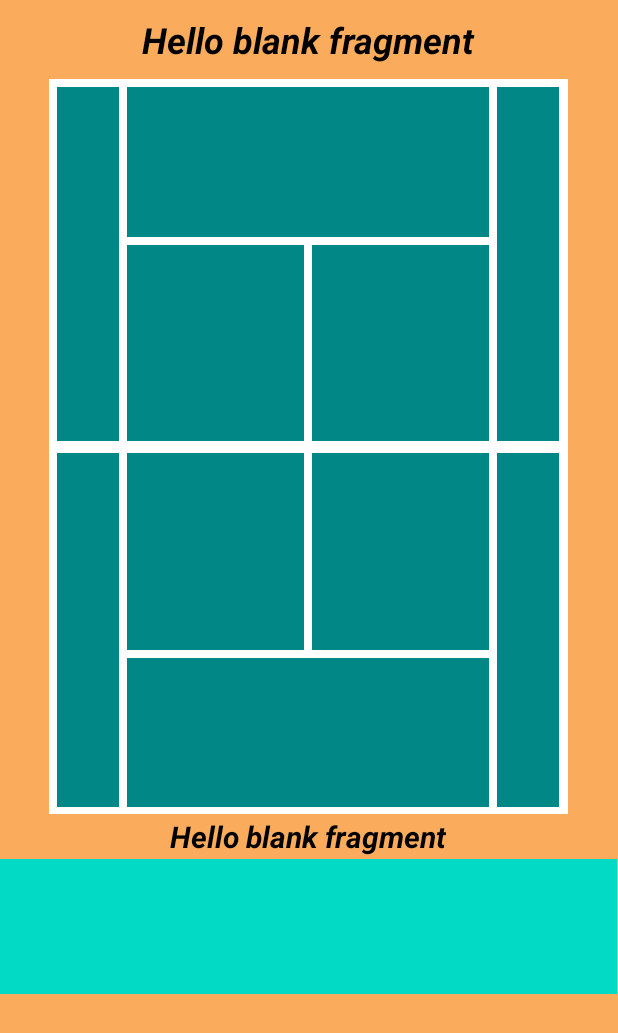
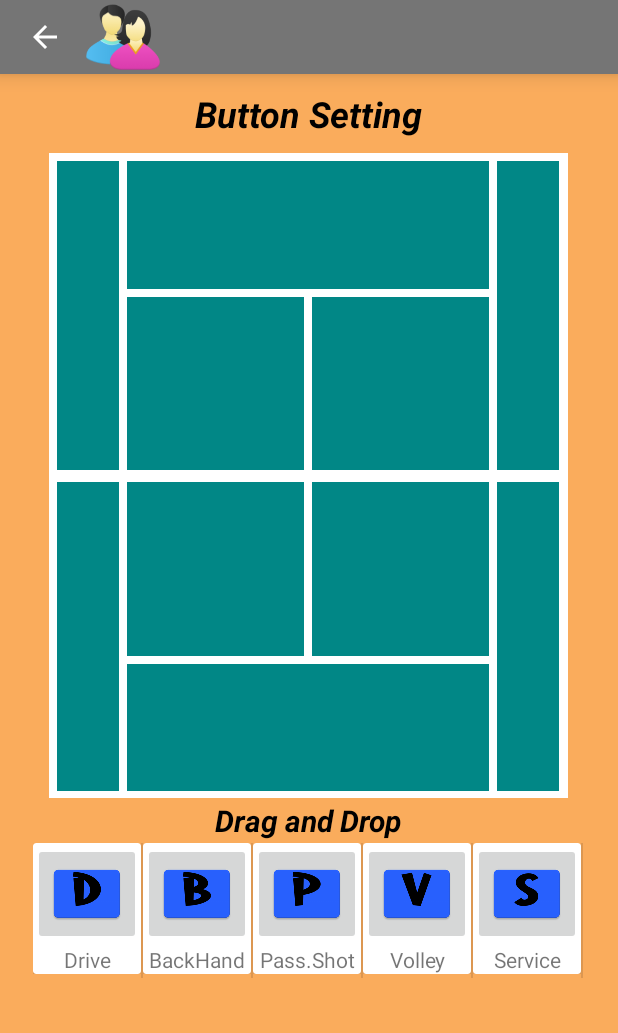
Before and after one commit to romisafuga/TennisBoard, an Android app: the screen it shows after launch (MainActivity), after a tap on "Settings", on a phone screen of 412 x 824 dp. Shown: the top 1033 px of the screen. Run offline under Robolectric (Android 15) with nearby library versions, the light colour scheme and no system bars.

Commit message:
se dejo funcionando el movimiento de botones de ajuste para cambiarlos de lugar

```diff
--- a/app/build.gradle
+++ b/app/build.gradle
@@ -47,4 +47,7 @@ dependencies {
     testImplementation 'junit:junit:4.+'
     androidTestImplementation 'androidx.test.ext:junit:1.1.2'
     androidTestImplementation 'androidx.test.espresso:espresso-core:3.3.0'
+
+    // Material
+    implementation 'com.google.android.material:material:1.2.0'
 }
--- /dev/null
+++ b/app/src/main/java/com/fumagalapps/tennisboard/Helper/IItemTouchHelperAdaptador.kt
@@ -0,0 +1,6 @@
+package com.fumagalapps.tennisboard.Helper
+
+interface IItemTouchHelperAdaptador {
+    fun onItemMove(dePosicion: Int, aPosicion:Int):Boolean
+    fun onItemDismiss(posicion:Int)
+}
--- /dev/null
+++ b/app/src/main/java/com/fumagalapps/tennisboard/Helper/IItemTouchHelperVistaHolder.kt
@@ -0,0 +1,6 @@
+package com.fumagalapps.tennisboard.Helper
+
+interface IItemTouchHelperVistaHolder {
+    fun onItemSeleccionado()
+    fun onItemLimpiar()
+}
--- /dev/null
+++ b/app/src/main/java/com/fumagalapps/tennisboard/Helper/OnEmpezarDragListener.kt
@@ -0,0 +1,7 @@
+package com.fumagalapps.tennisboard.Helper
+
+import androidx.recyclerview.widget.RecyclerView
+
+interface OnEmpezarDragListener {
+    fun onEmpezarDrag(viewHolder: RecyclerView.ViewHolder?)
+}
--- a/app/src/main/java/com/fumagalapps/tennisboard/adapter/DragAdaptadorGolpes.kt
+++ b/app/src/main/java/com/fumagalapps/tennisboard/adapter/DragAdaptadorGolpes.kt
@@ -1,37 +1,84 @@
 package com.fumagalapps.tennisboard.adapter
 
+import android.annotation.SuppressLint
 import android.content.Context
+import android.net.Uri
+import android.view.LayoutInflater
 import android.view.View
 import android.view.ViewGroup
 import android.widget.ImageButton
 import android.widget.TextView
+import androidx.cardview.widget.CardView
+import androidx.core.view.DragStartHelper
+import androidx.recyclerview.widget.ItemTouchHelper
 import androidx.recyclerview.widget.RecyclerView
+import com.fumagalapps.tennisboard.Helper.IItemTouchHelperAdaptador
+import com.fumagalapps.tennisboard.Helper.OnEmpezarDragListener
 import com.fumagalapps.tennisboard.R
+import com.fumagalapps.tennisboard.interfaces.IComunicaFragmentos
 import com.fumagalapps.tennisboard.model.TipoGolpes
-import kotlinx.android.synthetic.main.lista_golpes.view.*
+import kotlinx.android.synthetic.main.fragment_ajuste_botones.view.*
+import kotlinx.android.synthetic.main.item_lista_golpes.view.*
+import java.util.*
+
 
 class DragAdaptadorGolpes(
     private val context: Context,
-    private val datos: List<TipoGolpes>
-) : RecyclerView.Adapter<DragAdaptadorGolpes.ItemViewHolder>() {
+    private var datos: MutableList<TipoGolpes>,
+    private var listener: OnEmpezarDragListener
+) : RecyclerView.Adapter<DragAdaptadorGolpes.ItemViewHolder>(), IItemTouchHelperAdaptador {
 
-    class ItemViewHolder(private val view:View):RecyclerView.ViewHolder(view){
-        val imagboton: ImageButton = view.findViewById(R.id.imb_Letra)
-        val textGolpe : TextView = view.findViewById(R.id.txv_TipoGolpe)
-        val textclave : TextView = view.findViewById(R.id.txv_ClaveGolpe)
+    private lateinit var comunicador: IComunicaFragmentos
+
+    class ItemViewHolder(private val itemview: View) : RecyclerView.ViewHolder(itemview) {
+        var imagboton: ImageButton = itemview.findViewById(R.id.imb_Letra)
+        var textGolpe: TextView = itemview.findViewById(R.id.txv_TipoGolpe)
+        var textclave: TextView = itemview.findViewById(R.id.txv_ClaveGolpe)
+        var crdview: CardView = itemview.findViewById(R.id.crv_Golpes)
     }
 
-    override fun onCreateViewHolder(parent: ViewGroup, viewType: Int): ItemViewHolder {
-        TODO("Not yet implemented")
+    override fun onCreateViewHolder(
+        parent: ViewGroup,
+        viewType: Int
+    ): DragAdaptadorGolpes.ItemViewHolder {
+        val adapterLayout = LayoutInflater.from(parent.context)
+            .inflate(R.layout.item_lista_golpes, parent, false)
+        comunicador = context as IComunicaFragmentos
+        return DragAdaptadorGolpes.ItemViewHolder(adapterLayout)
     }
 
     override fun onBindViewHolder(holder: ItemViewHolder, position: Int) {
-        TODO("Not yet implemented")
+        val item = datos[position]
+
+        with(holder) {
+            imagboton.setImageDrawable(context.resources.getDrawable(item.letraImagen))
+            textGolpe.text = context.resources.getString(item.golpe)
+            textclave.text = item.idGolpe.toString()
+        }
+        // Evento
+        holder.crdview.setOnLongClickListener {
+            listener.onEmpezarDrag(holder)
+            false
+        }
     }
 
     override fun getItemCount(): Int {
-        TODO("Not yet implemented")
+        return datos.size
     }
 
 
+    override fun onItemMove(dePosicion: Int, aPosicion: Int): Boolean {
+        Collections.swap(datos, dePosicion, aPosicion)
+        notifyItemMoved(dePosicion, aPosicion)
+        return true
+    }
+
+    override fun onItemDismiss(posicion: Int) {
+        datos.removeAt(posicion)
+        notifyItemRemoved(posicion)
+    }
+
+    fun swapItems(adapterPosition: Int, adapterPosition1: Int) {
+
+    }
 }
--- a/app/src/main/java/com/fumagalapps/tennisboard/data/DataGolpes.kt
+++ b/app/src/main/java/com/fumagalapps/tennisboard/data/DataGolpes.kt
@@ -4,13 +4,13 @@ import com.fumagalapps.tennisboard.R
 import com.fumagalapps.tennisboard.model.TipoGolpes
 
 class DataGolpes {
-    fun cargaGolpes(): List<TipoGolpes> {
+    fun cargaGolpes(): MutableList<TipoGolpes> {
         return listOf<TipoGolpes>(
             TipoGolpes(R.string.hit_derecha, R.mipmap.ic_drive, 1),
             TipoGolpes(R.string.hit_reves, R.mipmap.ic_reves, 2),
             TipoGolpes(R.string.hit_Passhot, R.mipmap.ic_passhot, 3),
             TipoGolpes(R.string.hit_volea, R.mipmap.ic_volea, 4),
             TipoGolpes(R.string.hit_saque, R.mipmap.ic_saque, 5)
-        )
+        ).toMutableList()
     }
 }
--- a/app/src/main/java/com/fumagalapps/tennisboard/fragmentos/AjusteBotonesFragment.kt
+++ b/app/src/main/java/com/fumagalapps/tennisboard/fragmentos/AjusteBotonesFragment.kt
@@ -1,18 +1,25 @@
 package com.fumagalapps.tennisboard.fragmentos
 
+import android.app.Activity
+import android.content.Context
+import android.content.SharedPreferences
 import android.os.Bundle
 import androidx.fragment.app.Fragment
 import android.view.LayoutInflater
 import android.view.View
 import android.view.ViewGroup
-import android.widget.FrameLayout
-import android.widget.LinearLayout
-import android.widget.Toast
+import androidx.recyclerview.widget.DividerItemDecoration
+import androidx.recyclerview.widget.ItemTouchHelper
+import androidx.recyclerview.widget.LinearLayoutManager
+import androidx.recyclerview.widget.RecyclerView
+import com.fumagalapps.tennisboard.Helper.MyItemTouchHelperCallBack
+import com.fumagalapps.tennisboard.Helper.OnEmpezarDragListener
 import com.fumagalapps.tennisboard.R
-import kotlinx.android.synthetic.main.fragment_ajuste_botones.*
-import kotlinx.android.synthetic.main.fragment_ajuste_botones.view.*
-import kotlin.math.roundToInt
-import kotlin.properties.Delegates
+import com.fumagalapps.tennisboard.adapter.DragAdaptadorGolpes
+import com.fumagalapps.tennisboard.data.DataGolpes
+import com.fumagalapps.tennisboard.model.TipoGolpes
+
+
 
 // TODO: Rename parameter arguments, choose names that match
 // the fragment initialization parameters, e.g. ARG_ITEM_NUMBER
@@ -28,6 +35,13 @@ class AjusteBotonesFragment : Fragment() {
     // TODO: Rename and change types of parameters
     private var param1: String? = null
     private var param2: String? = null
+    private var itemTouchHelper: ItemTouchHelper?=null
+
+    //lateinit var comunica: IComunicaFragmentos
+    //lateinit var btnAtras: ImageButton
+    lateinit var actividad: Activity
+    lateinit var areaReciclada: RecyclerView
+    lateinit var listHits : MutableList<TipoGolpes>
 
     override fun onCreate(savedInstanceState: Bundle?) {
         super.onCreate(savedInstanceState)
@@ -43,8 +57,46 @@ class AjusteBotonesFragment : Fragment() {
     ): View? {
         // Inflate the layout for this fragment
         var vista = inflater.inflate(R.layout.fragment_ajuste_botones, container, false)
+
+        //btnAtras = vista.findViewById(R.id.imb_Atras)
+        areaReciclada = vista.findViewById(R.id.rcv_golpes)
+
+        val manager  = LinearLayoutManager(actividad)
+        manager.orientation = LinearLayoutManager.HORIZONTAL
+        areaReciclada.layoutManager = manager
+        areaReciclada.setHasFixedSize(true)
+
+        listHits = DataGolpes().cargaGolpes()
+
+        val itemAdapter = DragAdaptadorGolpes(actividad, listHits, object : OnEmpezarDragListener {
+            override fun onEmpezarDrag(viewHolder: RecyclerView.ViewHolder?) {
+                itemTouchHelper!!.startDrag(viewHolder!!)
+            }
+        })
+
+
+        areaReciclada.adapter = itemAdapter
+
+        val dividerItemDecoration = DividerItemDecoration(actividad , manager.orientation)
+        areaReciclada.addItemDecoration(dividerItemDecoration)
+
+// Setup ItemTouchHelper
+        val callback = MyItemTouchHelperCallBack(itemAdapter)
+        itemTouchHelper = ItemTouchHelper(callback)
+        itemTouchHelper!!.attachToRecyclerView(areaReciclada)
+
          return vista
     }
+
+    override fun onAttach(context: Context) {
+        super.onAttach(context)
+        if (context is Activity) {
+            actividad = context
+           // comunica = actividad as IComunicaFragmentos
+        }
+    }
+
+
 
     companion object {
         /**
@@ -65,4 +117,8 @@ class AjusteBotonesFragment : Fragment() {
                 }
             }
     }
+
+
+
+
 }
--- a/app/src/main/java/com/fumagalapps/tennisboard/model/TipoGolpes.kt
+++ b/app/src/main/java/com/fumagalapps/tennisboard/model/TipoGolpes.kt
@@ -7,9 +7,9 @@ import androidx.annotation.StringRes
 
 @SuppressLint("SupportAnnotationUsage")
 data class TipoGolpes(
-    @StringRes val golpe: Int,
-    @DrawableRes val letraImagen: Int,
-    val idGolpe: Int
+    @StringRes var golpe: Int,
+    @DrawableRes var letraImagen: Int,
+    var idGolpe: Int
 ) {
 
 }
--- a/app/src/main/res/layout/fragment_ajuste_botones.xml
+++ b/app/src/main/res/layout/fragment_ajuste_botones.xml
@@ -1,14 +1,42 @@
 <?xml version="1.0" encoding="utf-8"?>
-<LinearLayout xmlns:android="http://schemas.android.com/apk/res/android"
+<RelativeLayout xmlns:android="http://schemas.android.com/apk/res/android"
     xmlns:app="http://schemas.android.com/apk/res-auto"
     xmlns:tools="http://schemas.android.com/tools"
+    android:layout_width="match_parent"
+    android:layout_height="match_parent"
+    tools:context=".fragmentos.AjusteBotonesFragment">
+<LinearLayout
     android:id="@+id/lny_Principal"
     android:layout_width="match_parent"
     android:layout_height="match_parent"
     android:background="@color/fondo_splash"
     android:gravity="center_horizontal"
-    android:orientation="vertical"
-    tools:context=".fragmentos.AjusteBotonesFragment">
+    android:orientation="vertical">
+    <RelativeLayout
+        android:id="@+id/rel_Fondo"
+        android:layout_width="match_parent"
+        android:layout_height="wrap_content"
+        android:background="?attr/colorPrimaryDark"
+        android:elevation="8dp">
+
+        <ImageView
+            android:id="@+id/imv_logo"
+            android:layout_width="60dp"
+            android:layout_height="49dp"
+            android:layout_alignParentStart="true"
+            android:layout_alignParentLeft="true"
+            android:layout_alignParentTop="true"
+            android:layout_marginStart="52dp"
+            android:layout_marginLeft="52dp"
+            android:src="@drawable/parejatenis" />
+
+        <ImageButton
+            android:id="@+id/imb_Atras"
+            android:layout_width="60dp"
+            android:layout_height="49dp"
+            android:background="@color/transparente"
+            android:src="@drawable/abc_vector_test" />
+    </RelativeLayout>
 
     <!-- TODO: Update blank fragment layout -->
     <TextView
@@ -16,7 +44,7 @@
         android:layout_width="wrap_content"
         android:layout_height="wrap_content"
         android:layout_marginTop="10dp"
-        android:text="@string/hello_blank_fragment"
+        android:text="@string/hit_titulo"
         android:textColor="@color/black"
         android:textSize="24sp"
         android:textStyle="bold|italic" />
@@ -24,7 +52,7 @@
     <LinearLayout
         android:id="@+id/lny_Cancha"
         android:layout_width="346dp"
-        android:layout_height="490dp"
+        android:layout_height="430dp"
         android:layout_marginLeft="30dp"
         android:layout_marginTop="10dp"
         android:layout_marginRight="30dp"
@@ -33,7 +61,7 @@
         <LinearLayout
             android:id="@+id/lny_CuadroArriba"
             android:layout_width="match_parent"
-            android:layout_height="245dp"
+            android:layout_height="215dp"
             android:background="@color/white">
 
             <LinearLayout
@@ -61,7 +89,7 @@
                 <LinearLayout
                     android:id="@+id/lny_CentroArriArri"
                     android:layout_width="match_parent"
-                    android:layout_height="100dp"
+                    android:layout_height="85dp"
                     android:layout_marginBottom="5dp"
                     android:background="@color/teal_700"
                     android:orientation="horizontal"></LinearLayout>
@@ -69,7 +97,7 @@
                 <LinearLayout
                     android:id="@+id/lny_CentroArriAba"
                     android:layout_width="match_parent"
-                    android:layout_height="131dp"
+                    android:layout_height="116dp"
                     android:background="@color/white"
                     android:orientation="horizontal">
 
@@ -105,7 +133,7 @@
         <LinearLayout
             android:id="@+id/lny_CuadroAbajo"
             android:layout_width="match_parent"
-            android:layout_height="245dp"
+            android:layout_height="215dp"
             android:background="@color/white">
 
             <LinearLayout
@@ -133,7 +161,7 @@
                 <LinearLayout
                     android:id="@+id/lny_CentroAbaArri"
                     android:layout_width="match_parent"
-                    android:layout_height="131dp"
+                    android:layout_height="116dp"
                     android:background="@color/white"
                     android:orientation="horizontal">
 
@@ -157,7 +185,7 @@
                 <LinearLayout
                     android:id="@+id/lny_CentroAbaAba"
                     android:layout_width="match_parent"
-                    android:layout_height="100dp"
+                    android:layout_height="85dp"
                     android:layout_marginTop="5dp"
                     android:background="@color/teal_700"
                     android:orientation="horizontal"></LinearLayout>
@@ -187,21 +215,24 @@
             android:id="@+id/txv_TituAjusBotonesAbajo"
             android:layout_width="wrap_content"
             android:layout_height="wrap_content"
-            android:text="@string/hello_blank_fragment"
+            android:text="@string/hit_intruccion"
             android:textColor="@color/black"
             android:textSize="20sp"
             android:textStyle="bold|italic" />
     </LinearLayout>
-<LinearLayout
-android:background="@color/teal_200"
-android:layout_height="90dp"
-android:layout_width="411dp"
-android:orientation="horizontal" >
 
-    <androidx.recyclerview.widget.RecyclerView
-        android:layout_width="match_parent"
-        android:layout_height="match_parent"
-        android:orientation="vertical" />
-</LinearLayout>
+    <LinearLayout
+        android:layout_width="411dp"
+        android:layout_height="90dp"
+        android:background="@color/transparente"
+        android:gravity="center"
+        android:orientation="horizontal">
+
+        <androidx.recyclerview.widget.RecyclerView
+            android:id="@+id/rcv_golpes"
+            android:layout_width="wrap_content"
+            android:layout_height="match_parent" />
+    </LinearLayout>
 
     </LinearLayout>
+</RelativeLayout>
--- /dev/null
+++ b/app/src/main/res/layout/item_lista_golpes.xml
@@ -0,0 +1,41 @@
+<?xml version="1.0" encoding="utf-8"?>
+<LinearLayout xmlns:android="http://schemas.android.com/apk/res/android"
+    xmlns:app="http://schemas.android.com/apk/res-auto"
+    android:id="@+id/lny_GolpesTodos"
+    android:layout_width="wrap_content"
+    android:layout_height="wrap_content"
+    android:orientation="horizontal">
+
+    <androidx.cardview.widget.CardView
+        android:id="@+id/crv_Golpes"
+        android:layout_width="wrap_content"
+        android:layout_height="wrap_content">
+
+        <LinearLayout
+            android:id="@+id/lny_Golpes"
+            android:layout_width="wrap_content"
+            android:layout_height="wrap_content"
+            android:orientation="vertical">
+
+            <ImageButton
+                android:id="@+id/imb_Letra"
+                android:layout_width="wrap_content"
+                android:layout_height="wrap_content"
+                app:srcCompat="@mipmap/ic_drive" />
+
+            <TextView
+                android:id="@+id/txv_TipoGolpe"
+                android:layout_width="match_parent"
+                android:layout_height="wrap_content"
+                android:gravity="center_horizontal"
+                android:text="TextView" />
+
+            <TextView
+                android:id="@+id/txv_ClaveGolpe"
+                android:layout_width="match_parent"
+                android:layout_height="wrap_content"
+                android:text="TextView"
+                android:visibility="gone" />
+        </LinearLayout>
+    </androidx.cardview.widget.CardView>
+</LinearLayout>
--- a/app/src/main/res/values/strings.xml
+++ b/app/src/main/res/values/strings.xml
@@ -51,6 +51,8 @@
     <!-- TODO: Remove or change this placeholder text -->
     <string name="hello_blank_fragment">Hello blank fragment</string>
     <!-- Golpes de tenis -->
+    <string name="hit_titulo">Button Setting</string>
+    <string name="hit_intruccion">Drag and Drop</string>
     <string name="hit_derecha">Drive</string>
     <string name="hit_reves">BackHand</string>
     <string name="hit_saque">Service</string>
```
Also changed, not shown: app/src/main/java/com/fumagalapps/tennisboard/Helper/MyItemTouchHelperCallBack.kt (added, +98 -0 lines), app/src/main/res/layout/lista_golpes.xml (deleted, +0 -31 lines).
